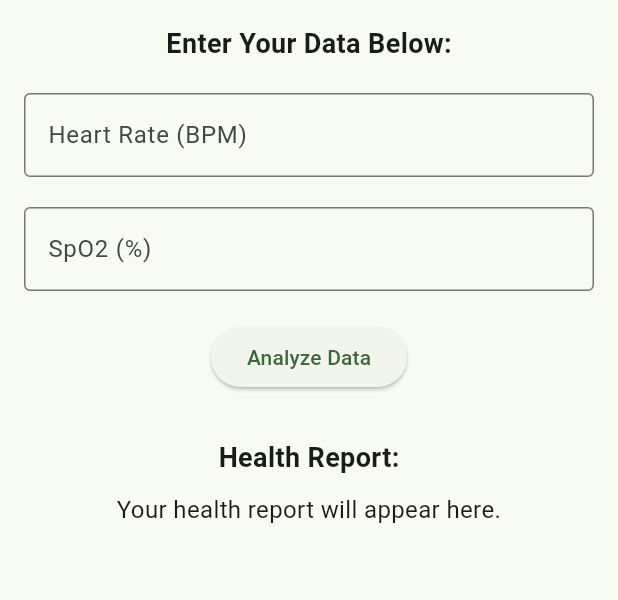
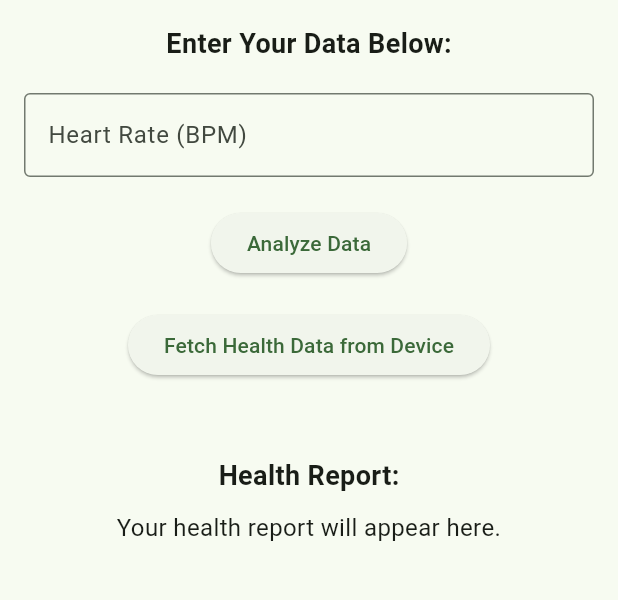
Before and after one commit to asserfarouk/healthinsight, a Flutter app: the screen it shows after launch, on a phone screen of 412 x 824 dp, the part 84-684 px from its top. Run offline on Flutter 3.47's test engine with Material 3 defaults, Android fonts, the phone set to English and light mode, and no system bars; missing offline and left inert: health.

Commit message:
Fixing project files and syncing

```diff
--- a/lib/main.dart
+++ b/lib/main.dart
@@ -30,21 +30,21 @@ class HomePage extends StatefulWidget {
 
 class HomePageState extends State<HomePage> {
   int? _heartRate;
-  int? _spO2;
   String _report = "Your health report will appear here.";
   final TextEditingController _heartRateController = TextEditingController();
-  final TextEditingController _spO2Controller = TextEditingController();
+  bool _isLoading = false;
+  late HealthFactory _healthFactory;
 
   @override
   void initState() {
     super.initState();
-    _checkPermissions();  // Check permissions when the app starts
+    _healthFactory = HealthFactory();  // Initialize HealthFactory
+    _checkPermissions();
   }
 
   void _checkPermissions() async {
-    // Request health permissions
-    final health = HealthFactory();
-    final isAuthorized = await health.requestAuthorization([HealthDataType.HEART_RATE, HealthDataType.SP02]);
+    final isAuthorized = await _healthFactory.requestAuthorization([HealthDataType.HEART_RATE]);
+
     if (!isAuthorized) {
       ScaffoldMessenger.of(context).showSnackBar(
         const SnackBar(content: Text('Please grant health data permissions')),
@@ -52,11 +52,46 @@ class HomePageState extends State<HomePage> {
     }
   }
 
+  void _fetchData() async {
+    setState(() {
+      _isLoading = true;
+    });
+
+    try {
+      final healthData = await _healthFactory.getHealthDataFromTypes(
+        DateTime.now().subtract(const Duration(days: 1)),
+        DateTime.now(),
+        [HealthDataType.HEART_RATE],
+      );
+
+      if (healthData.isNotEmpty) {
+        setState(() {
+          _heartRate = healthData
+              .firstWhere((data) => data.type == HealthDataType.HEART_RATE)
+              .value
+              ?.toInt();
+          _report = "Health data successfully fetched.";
+        });
+      } else {
+        setState(() {
+          _report = "No health data found for the selected period.";
+        });
+      }
+    } catch (e) {
+      setState(() {
+        _report = 'Failed to fetch health data: $e';
+      });
+    } finally {
+      setState(() {
+        _isLoading = false;
+      });
+    }
+  }
+
   void _analyzeData() {
     final int? heartRate = int.tryParse(_heartRateController.text);
-    final int? spO2 = int.tryParse(_spO2Controller.text);
 
-    if (heartRate == null || spO2 == null) {
+    if (heartRate == null) {
       ScaffoldMessenger.of(context).showSnackBar(
         const SnackBar(content: Text('Please enter valid data')),
       );
@@ -65,20 +100,14 @@ class HomePageState extends State<HomePage> {
 
     setState(() {
       _heartRate = heartRate;
-      _spO2 = spO2;
 
       // Basic prediction logic
-      if (heartRate < 60 && spO2 < 95) {
-        _report =
-        "Potential Issue: Low heart rate and SpO2 levels might indicate sleep apnea, cardiovascular problems, or general low body function.";
+      if (heartRate < 60) {
+        _report = "Potential Issue: Low heart rate may indicate cardiovascular issues or other conditions.";
       } else if (heartRate > 100) {
-        _report = "Potential Issue: High heart rate may indicate stress, anxiety, or other conditions such as fever.";
-      } else if (spO2 < 92) {
-        _report = "Potential Issue: Critically low SpO2 levels may indicate severe respiratory problems, such as COPD or even early-stage COVID-19.";
-      } else if (heartRate >= 60 && heartRate <= 100 && spO2 >= 92) {
+        _report = "Potential Issue: High heart rate may indicate stress, anxiety, or fever.";
+      } else {
         _report = "All readings appear normal. Continue monitoring your health regularly.";
-      } else {
-        _report = "Please enter valid health data.";
       }
     });
   }
@@ -86,7 +115,6 @@ class HomePageState extends State<HomePage> {
   @override
   void dispose() {
     _heartRateController.dispose();
-    _spO2Controller.dispose();
     super.dispose();
   }
 
@@ -116,20 +144,18 @@ class HomePageState extends State<HomePage> {
                 ),
               ),
               const SizedBox(height: 20),
-              TextField(
-                controller: _spO2Controller,
-                keyboardType: TextInputType.number,
-                decoration: const InputDecoration(
-                  labelText: 'SpO2 (%)',
-                  border: OutlineInputBorder(),
-                ),
-              ),
-              const SizedBox(height: 20),
               ElevatedButton(
                 onPressed: _analyzeData,
                 child: const Text('Analyze Data'),
               ),
+              const SizedBox(height: 20),
+              ElevatedButton(
+                onPressed: _fetchData,
+                child: const Text('Fetch Health Data from Device'),
+              ),
               const SizedBox(height: 30),
+              if (_isLoading) const CircularProgressIndicator(),
+              const SizedBox(height: 20),
               const Text(
                 'Health Report:',
                 style: TextStyle(fontSize: 18, fontWeight: FontWeight.bold),
```
Also changed, not shown: pubspec.yaml (+5 -5 lines), pubspec.lock, 3 other files.
